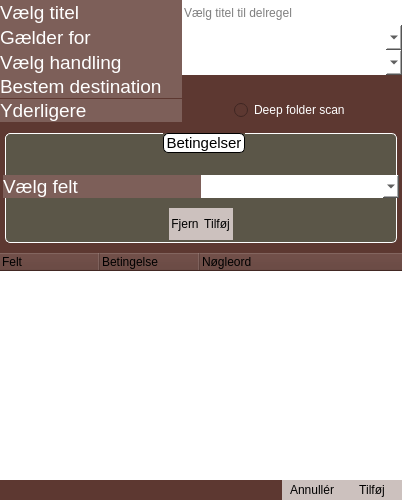
Qt form abstractRuleDialog.ui (Cannabis2013/FileMover) before a commit.
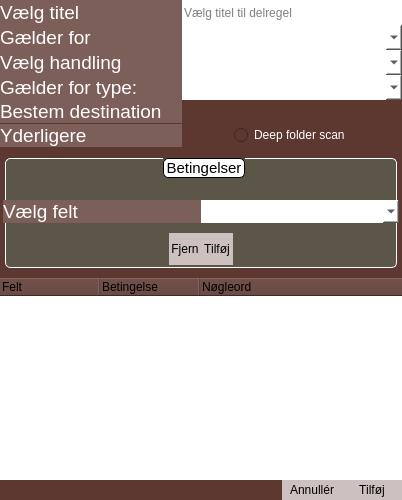
The same form after that commit. Icons and pictures are not drawn. Custom widgets are drawn as their Qt base class.

Commit message: Added new enum type in RuleDefinitions

```diff
--- a/abstractRuleDialog.ui
+++ b/abstractRuleDialog.ui
@@ -403,6 +403,91 @@
              <width>220</width>
              <height>16777215</height>
             </size>
+           </property>
+           <property name="frame">
+            <bool>true</bool>
+           </property>
+          </widget>
+         </item>
+        </layout>
+       </widget>
+      </item>
+      <item>
+       <widget class="QFrame" name="typeFilterContainer">
+        <property name="minimumSize">
+         <size>
+          <width>0</width>
+          <height>25</height>
+         </size>
+        </property>
+        <property name="maximumSize">
+         <size>
+          <width>16777215</width>
+          <height>25</height>
+         </size>
+        </property>
+        <layout class="QHBoxLayout" name="horizontalLayout_4">
+         <property name="spacing">
+          <number>0</number>
+         </property>
+         <property name="leftMargin">
+          <number>0</number>
+         </property>
+         <property name="topMargin">
+          <number>0</number>
+         </property>
+         <property name="rightMargin">
+          <number>0</number>
+         </property>
+         <property name="bottomMargin">
+          <number>0</number>
+         </property>
+         <item>
+          <widget class="QLabel" name="typeLabel">
+           <property name="font">
+            <font>
+             <pointsize>14</pointsize>
+            </font>
+           </property>
+           <property name="lineWidth">
+            <number>1</number>
+           </property>
+           <property name="text">
+            <string>Gælder for type:</string>
+           </property>
+           <property name="alignment">
+            <set>Qt::AlignLeading|Qt::AlignLeft|Qt::AlignVCenter</set>
+           </property>
+          </widget>
+         </item>
+         <item>
+          <widget class="QComboBox" name="typeFilterSelector">
+           <property name="enabled">
+            <bool>true</bool>
+           </property>
+           <property name="sizePolicy">
+            <sizepolicy hsizetype="Fixed" vsizetype="Preferred">
+             <horstretch>0</horstretch>
+             <verstretch>0</verstretch>
+            </sizepolicy>
+           </property>
+           <property name="minimumSize">
+            <size>
+             <width>220</width>
+             <height>0</height>
+            </size>
+           </property>
+           <property name="maximumSize">
+            <size>
+             <width>220</width>
+             <height>16777215</height>
+            </size>
+           </property>
+           <property name="editable">
+            <bool>false</bool>
+           </property>
+           <property name="frame">
+            <bool>true</bool>
            </property>
           </widget>
          </item>
```
Left out of the diff: 2 changed lines with no effect on the pictures. The commit also changes 9 other files.
